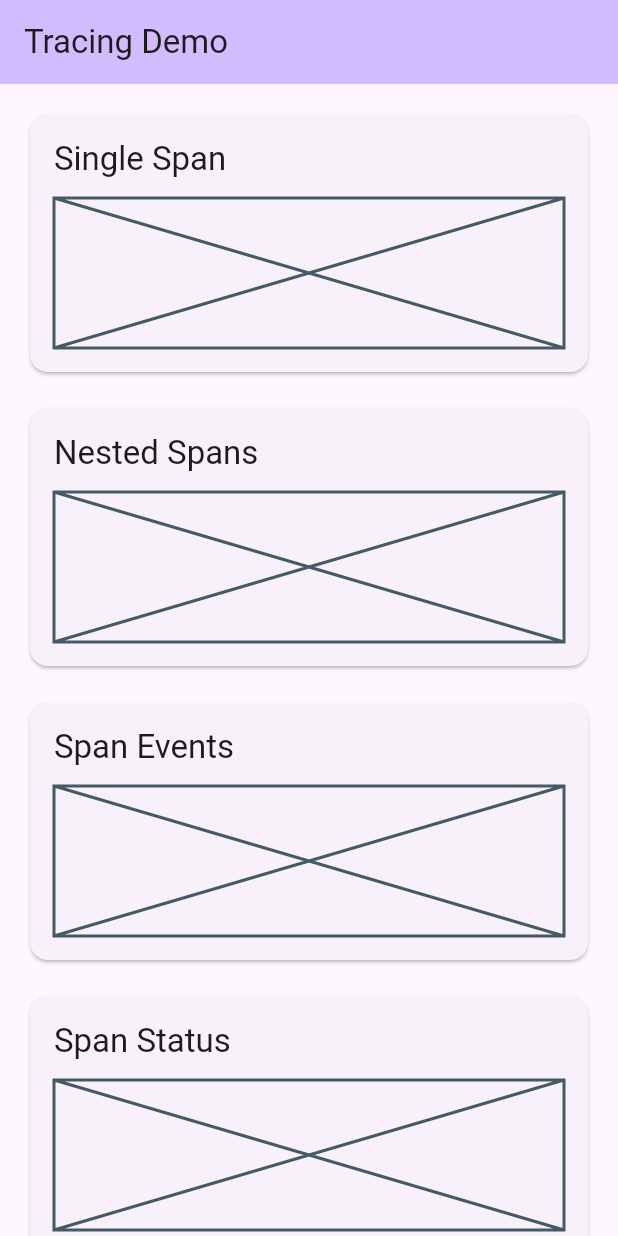
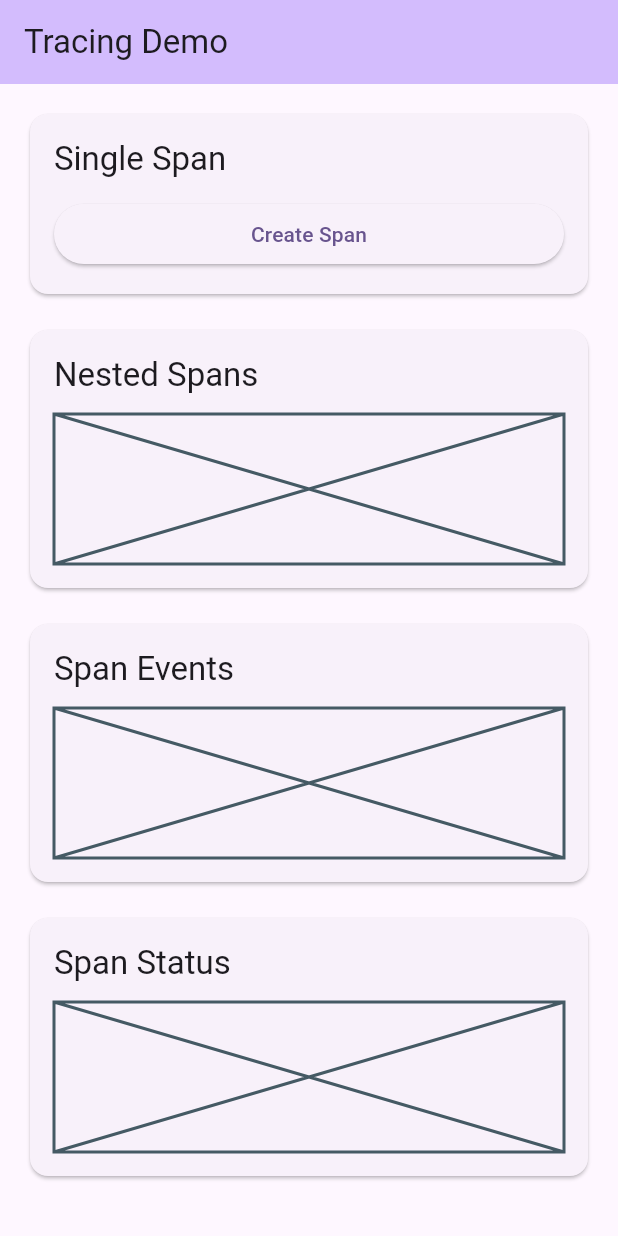
Before and after one commit to embrace-io/embrace-flutter-dartastic, a Flutter app: the TracingDemoScreen screen opened by its route, on a phone screen of 412 x 824 dp. Run offline on Flutter 3.47's test engine with Material 3 defaults, Android fonts, the phone set to English and light mode, and no system bars; our stand-ins replace go_router; missing offline and left inert: flutterrific_opentelemetry.

Commit message:
Added single span demo

```diff
--- a/lib/screens/tracing_demo_screen.dart
+++ b/lib/screens/tracing_demo_screen.dart
@@ -1,4 +1,7 @@
+import 'dart:math';
+
 import 'package:flutter/material.dart';
+import 'package:flutterrific_opentelemetry/flutterrific_opentelemetry.dart';
 
 class TracingDemoScreen extends StatelessWidget {
   const TracingDemoScreen({super.key});
@@ -15,7 +18,7 @@ class TracingDemoScreen extends StatelessWidget {
         children: const [
           _DemoSection(
             title: 'Single Span',
-            child: Placeholder(fallbackHeight: 100),
+            child: _SingleSpanDemo(),
           ),
           SizedBox(height: 16),
           _DemoSection(
@@ -34,6 +37,113 @@ class TracingDemoScreen extends StatelessWidget {
           ),
         ],
       ),
+    );
+  }
+}
+
+class _SingleSpanDemo extends StatefulWidget {
+  const _SingleSpanDemo();
+
+  @override
+  State<_SingleSpanDemo> createState() => _SingleSpanDemoState();
+}
+
+class _SingleSpanDemoState extends State<_SingleSpanDemo> {
+  bool _isLoading = false;
+  String? _traceId;
+  String? _spanId;
+  int? _durationMs;
+
+  Future<void> _createSpan() async {
+    setState(() {
+      _isLoading = true;
+    });
+
+    final stopwatch = Stopwatch()..start();
+    final span = FlutterOTel.tracer.startSpan('demo.single_span');
+
+    span.setStringAttribute('user.name', 'demo_user');
+    span.setIntAttribute('item.count', 42);
+    span.setBoolAttribute('feature.enabled', true);
+    span.setDoubleAttribute('score.value', 98.6);
+
+    final delay = Random().nextInt(1001) + 500;
+    await Future.delayed(Duration(milliseconds: delay));
+
+    span.end();
+    stopwatch.stop();
+
+    setState(() {
+      _isLoading = false;
+      _traceId = span.spanContext.traceId.toString();
+      _spanId = span.spanContext.spanId.toString();
+      _durationMs = stopwatch.elapsedMilliseconds;
+    });
+  }
+
+  @override
+  Widget build(BuildContext context) {
+    return Column(
+      crossAxisAlignment: CrossAxisAlignment.start,
+      children: [
+        SizedBox(
+          width: double.infinity,
+          child: ElevatedButton(
+            onPressed: _isLoading ? null : _createSpan,
+            child: _isLoading
+                ? const SizedBox(
+                    height: 20,
+                    width: 20,
+                    child: CircularProgressIndicator(strokeWidth: 2),
+                  )
+                : const Text('Create Span'),
+          ),
+        ),
+        if (_traceId != null) ...[
+          const SizedBox(height: 16),
+          _SpanDetailRow(label: 'Trace ID', value: _traceId!),
+          const SizedBox(height: 8),
+          _SpanDetailRow(label: 'Span ID', value: _spanId!),
+          const SizedBox(height: 8),
+          _SpanDetailRow(label: 'Duration', value: '$_durationMs ms'),
+        ],
+      ],
+    );
+  }
+}
+
+class _SpanDetailRow extends StatelessWidget {
+  const _SpanDetailRow({
+    required this.label,
+    required this.value,
+  });
+
+  final String label;
+  final String value;
+
+  @override
+  Widget build(BuildContext context) {
+    return Row(
+      crossAxisAlignment: CrossAxisAlignment.start,
+      children: [
+        SizedBox(
+          width: 80,
+          child: Text(
+            '$label:',
+            style: Theme.of(context).textTheme.bodyMedium?.copyWith(
+                  fontWeight: FontWeight.bold,
+                ),
+          ),
+        ),
+        Expanded(
+          child: Text(
+            value,
+            style: Theme.of(context).textTheme.bodyMedium?.copyWith(
+                  fontFamily: 'monospace',
+                ),
+          ),
+        ),
+      ],
     );
   }
 }
```
